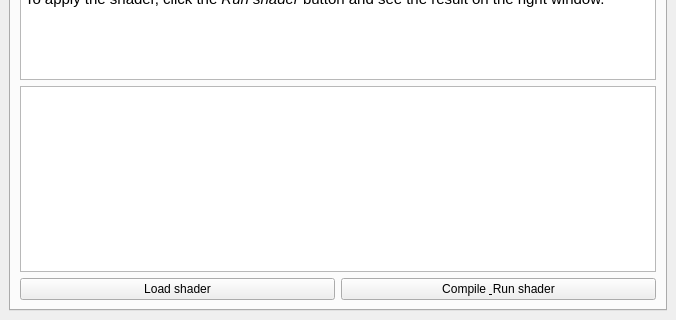
Above: src/TextureReconstructionQt.ui from AlexMorgand/TextureReconstruction before the change; both pictures show x 0 to 676 and y 455 to 775 of the 676 by 775 pixel window. Below: the same form after it.
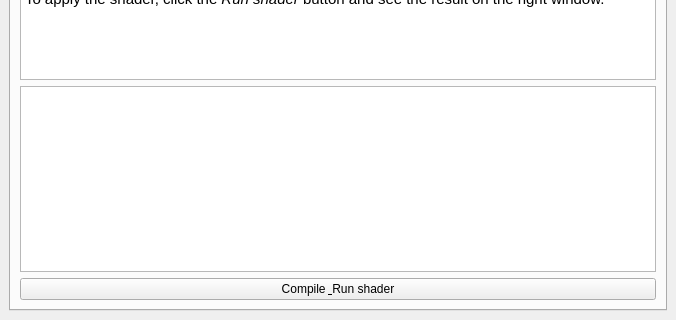
That is the form after the change. The open tabs and pages were chosen to show the change.

Commit message: TextureReconstruction: 	Formatting changes and logging fixing.

Patch:
```diff
--- a/src/TextureReconstructionQt.ui
+++ b/src/TextureReconstructionQt.ui
@@ -369,13 +369,6 @@
         </item>
         <item>
          <layout class="QHBoxLayout" name="horizontalLayout_8">
-          <item>
-           <widget class="QPushButton" name="loadShaderButton">
-            <property name="text">
-             <string>Load shader</string>
-            </property>
-           </widget>
-          </item>
           <item>
            <widget class="QPushButton" name="runShaderButton">
             <property name="text">
```
Left out of the diff: 2 changed lines with no effect on the pictures. The commit also changes 3 other files.
